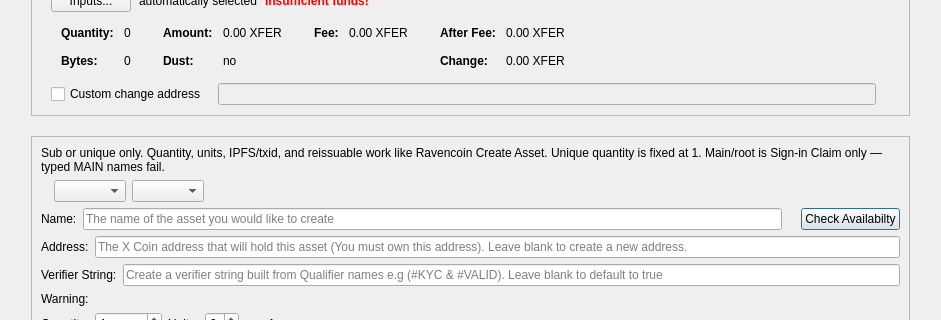
Old version of the form src/qt/forms/createassetdialog.ui in the repository NiftyRaven/x-coin; both pictures show x 0 to 941 and y 90 to 410 of the 941 by 1120 pixel window.
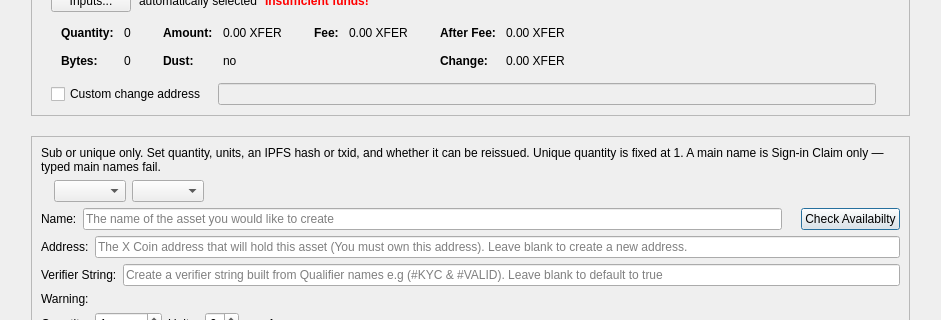
New version of the form. Custom widgets are drawn as their Qt base class.

```diff
--- a/src/qt/forms/createassetdialog.ui
+++ b/src/qt/forms/createassetdialog.ui
@@ -614,7 +614,7 @@
              <bool>true</bool>
             </property>
             <property name="text">
-             <string>Sub or unique only. Quantity, units, IPFS/txid, and reissuable work like Ravencoin Create Asset. Unique quantity is fixed at 1. Main/root is Sign-in Claim only — typed MAIN names fail.</string>
+             <string>Sub or unique only. Set quantity, units, an IPFS hash or txid, and whether it can be reissued. Unique quantity is fixed at 1. A main name is Sign-in Claim only — typed main names fail.</string>
             </property>
            </widget>
           </item>
```
Left out of the diff: 2 changed lines with no effect on the pictures.
